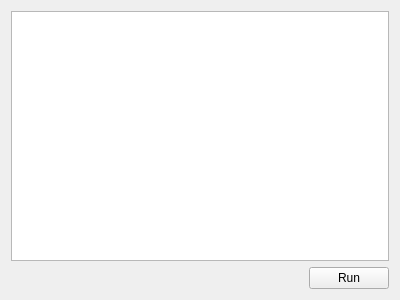
This is cct/qtgui2/processingmain/averaging.ui in awacha/cct as Qt 5 draws it before an edit. The edited form follows.
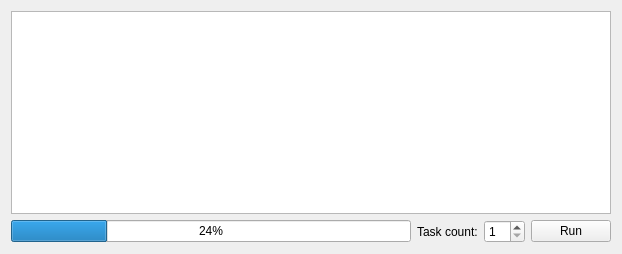
This is the edited form. Icons and pictures are not drawn.

The edit to the form file:
```diff
--- a/cct/qtgui2/processingmain/averaging.ui
+++ b/cct/qtgui2/processingmain/averaging.ui
@@ -6,8 +6,8 @@
    <rect>
     <x>0</x>
     <y>0</y>
-    <width>400</width>
-    <height>300</height>
+    <width>612</width>
+    <height>254</height>
    </rect>
   </property>
   <property name="windowTitle">
@@ -15,7 +15,38 @@
   </property>
   <layout class="QVBoxLayout" name="verticalLayout">
    <item>
-    <widget class="QTreeView" name="treeView"/>
+    <widget class="QTreeView" name="treeView">
+     <property name="sizePolicy">
+      <sizepolicy hsizetype="MinimumExpanding" vsizetype="Expanding">
+       <horstretch>0</horstretch>
+       <verstretch>0</verstretch>
+      </sizepolicy>
+     </property>
+     <property name="minimumSize">
+      <size>
+       <width>600</width>
+       <height>200</height>
+      </size>
+     </property>
+     <property name="sizeAdjustPolicy">
+      <enum>QAbstractScrollArea::AdjustToContents</enum>
+     </property>
+     <property name="alternatingRowColors">
+      <bool>true</bool>
+     </property>
+     <property name="rootIsDecorated">
+      <bool>false</bool>
+     </property>
+     <property name="uniformRowHeights">
+      <bool>true</bool>
+     </property>
+     <property name="itemsExpandable">
+      <bool>false</bool>
+     </property>
+     <property name="allColumnsShowFocus">
+      <bool>true</bool>
+     </property>
+    </widget>
    </item>
    <item>
     <layout class="QHBoxLayout" name="horizontalLayout">
@@ -26,12 +57,48 @@
        </property>
        <property name="sizeHint" stdset="0">
         <size>
-         <width>40</width>
+         <width>0</width>
          <height>20</height>
         </size>
        </property>
       </spacer>
      </item>
+     <item>
+      <widget class="QProgressBar" name="progressBar">
+       <property name="sizePolicy">
+        <sizepolicy hsizetype="Expanding" vsizetype="Fixed">
+         <horstretch>1</horstretch>
+         <verstretch>0</verstretch>
+        </sizepolicy>
+       </property>
+       <property name="value">
+        <number>24</number>
+       </property>
+      </widget>
+     </item>
+     <item>
+      <widget class="QLabel" name="label">
+       <property name="text">
+        <string>Task count:</string>
+       </property>
+      </widget>
+     </item>
+     <item>
+      <widget class="QSpinBox" name="processCountSpinBox">
+       <property name="toolTip">
+        <string>The number of concurrent averaging tasks. Set it to the number of (logical) processors for max. performance. Decrease if you experience a bottleneck while reading files.</string>
+       </property>
+       <property name="keyboardTracking">
+        <bool>false</bool>
+       </property>
+       <property name="minimum">
+        <number>1</number>
+       </property>
+       <property name="value">
+        <number>1</number>
+       </property>
+      </widget>
+     </item>
      <item>
       <widget class="QPushButton" name="runPushButton">
        <property name="text">
```
Left out of the diff: 9 changed lines with no effect on the pictures.
